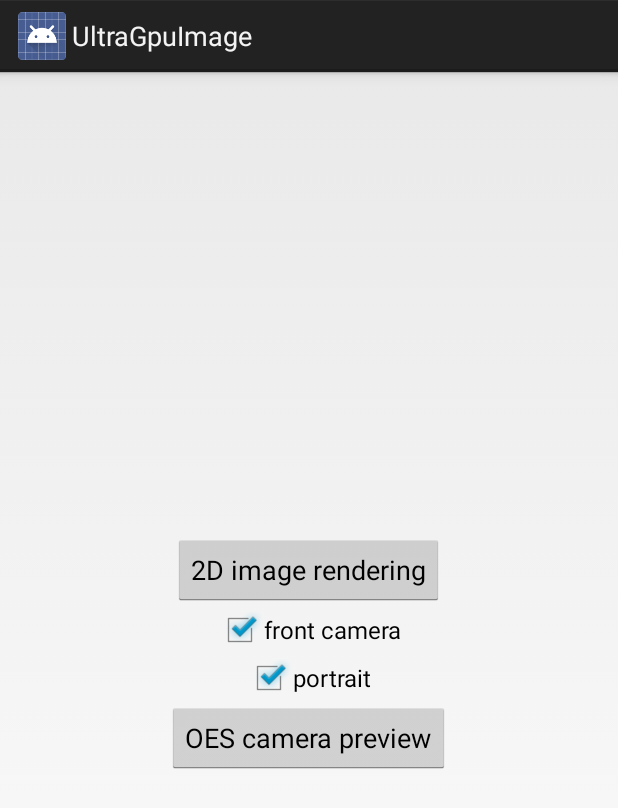
After one commit to Piasy/UltraGpuImage, an Android app: the layout activity_selector.xml on its own in the app's theme, with its tools: preview values and no code run, on a phone screen of 412 x 824 dp. The commit adds this screen. Shown: the top 808 px of the screen. Run offline under Robolectric (Android 15) with nearby library versions, the phone set to English and light mode, and no system bars.

Commit message:
camera preview on Android!

```diff
--- a/UltraGpuImage-Android/src/main/AndroidManifest.xml
+++ b/UltraGpuImage-Android/src/main/AndroidManifest.xml
@@ -1,4 +1,8 @@
 <?xml version="1.0" encoding="utf-8"?>
 <manifest xmlns:android="http://schemas.android.com/apk/res/android" package="com.piasy.ultragpuimage">
     <uses-feature android:glEsVersion="0x00030000" android:required="true" />
+
+    <uses-permission android:name="android.permission.CAMERA"/>
+    <uses-permission android:name="android.permission.FLASHLIGHT"/>
+    <uses-permission android:name="android.permission.RECORD_VIDEO"/>
 </manifest>
--- /dev/null
+++ b/app/src/main/res/layout/activity_selector.xml
@@ -0,0 +1,39 @@
+<?xml version="1.0" encoding="utf-8"?>
+<LinearLayout
+        xmlns:android="http://schemas.android.com/apk/res/android"
+        android:layout_width="match_parent"
+        android:layout_height="match_parent"
+        android:gravity="center"
+        android:orientation="vertical"
+        >
+
+    <Button
+            android:id="@+id/picture"
+            android:layout_width="wrap_content"
+            android:layout_height="wrap_content"
+            android:text="2D image rendering"
+            />
+
+    <CheckBox
+            android:id="@+id/frontCamera"
+            android:layout_width="wrap_content"
+            android:layout_height="wrap_content"
+            android:checked="true"
+            android:text="front camera"
+            />
+
+    <CheckBox
+            android:id="@+id/portrait"
+            android:layout_width="wrap_content"
+            android:layout_height="wrap_content"
+            android:checked="true"
+            android:text="portrait"
+            />
+
+    <Button
+            android:id="@+id/camera"
+            android:layout_width="wrap_content"
+            android:layout_height="wrap_content"
+            android:text="OES camera preview"
+            />
+</LinearLayout>
```
Also changed, not shown: UltraGpuImage-Android/src/main/java/com/piasy/ugi/UgiTextureView.java (+26 -0 lines), UltraGpuImage-Android/src/main/java/com/piasy/ugi/UgiTransformation.java (+24 -0 lines), app/build.gradle (+8 -1 lines), app/src/main/AndroidManifest.xml (+14 -5 lines), app/src/main/java/com/piasy/ugi/example/EglContextHacker.java (added, +22 -0 lines), app/src/main/java/com/piasy/ugi/example/LandscapePreviewActivity.java (added, +7 -0 lines), app/src/main/java/com/piasy/ugi/example/MainActivity.java (renamed from app/src/main/java/com/piasy/ultragpuimage/example/MainActivity.java, +89 -10 lines), app/src/main/java/com/piasy/ugi/example/SelectorActivity.java (added, +68 -0 lines), 5 other files.
